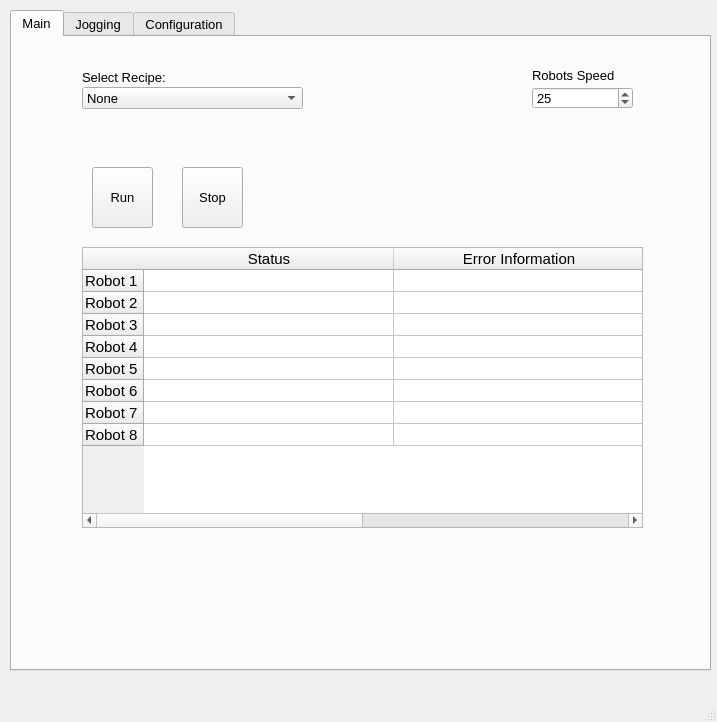
The window that ui/jog_control.ui (teamautiste/Robots) describes before a commit, drawn with Qt 5.
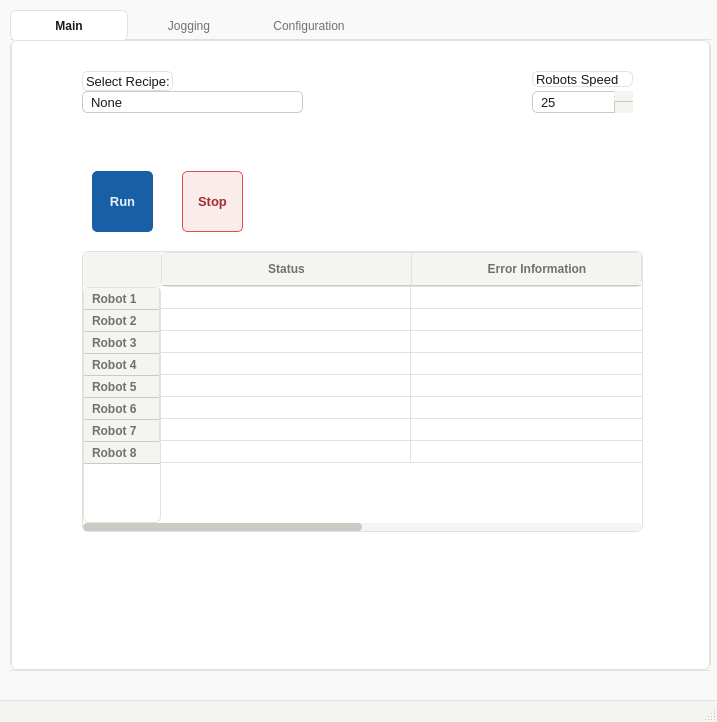
The same window after the commit.

```diff
--- a/ui/jog_control.ui
+++ b/ui/jog_control.ui
@@ -26,7 +26,403 @@
    </size>
   </property>
   <property name="windowTitle">
-   <string>MainWindow</string>
+   <string>Robot Control — Cobot 320</string>
+  </property>
+  <property name="styleSheet">
+   <string notr="true">
+/* === BASE === */
+QMainWindow {
+    background-color: #F9F9F9;
+    font-family: &quot;Segoe UI&quot;;
+    font-size: 10pt;
+    color: #1A1A18;
+}
+
+/* === TABS === */
+QTabWidget::pane {
+    border: 1px solid #E2E2DC;
+    background: #F9F9F9;
+    border-radius: 0px 6px 6px 6px;
+    top: -1px;
+}
+QTabWidget::tab-bar {
+    alignment: left;
+}
+QTabBar::tab {
+    background: transparent;
+    color: #72716D;
+    padding: 7px 18px;
+    border: 1px solid transparent;
+    border-bottom: none;
+    border-radius: 6px 6px 0 0;
+    font-size: 9pt;
+    min-width: 80px;
+    margin-right: 2px;
+}
+QTabBar::tab:selected {
+    background: #FFFFFF;
+    border-color: #E2E2DC;
+    border-bottom-color: #FFFFFF;
+    color: #1A1A18;
+    font-weight: 600;
+}
+QTabBar::tab:hover:!selected {
+    background: #F4F4F0;
+    color: #1A1A18;
+}
+
+/* === LABELS === */
+QLabel {
+    color: #1A1A18;
+    font-size: 10pt;
+    background: transparent;
+    border: none;
+}
+
+/* === LINE EDIT === */
+QLineEdit {
+    height: 26px;
+    padding: 0 8px;
+    border: 1px solid #CBCAC5;
+    border-radius: 5px;
+    background: #FFFFFF;
+    color: #1A1A18;
+    font-size: 10pt;
+    selection-background-color: #E6F1FB;
+    selection-color: #185FA5;
+}
+QLineEdit:focus {
+    border-color: #185FA5;
+}
+QLineEdit:disabled {
+    background: #F4F4F0;
+    color: #A09F9B;
+}
+
+/* === SPINBOX === */
+QSpinBox, QDoubleSpinBox {
+    height: 26px;
+    padding: 0 6px;
+    border: 1px solid #CBCAC5;
+    border-radius: 5px;
+    background: #FFFFFF;
+    color: #1A1A18;
+    font-size: 10pt;
+    selection-background-color: #E6F1FB;
+}
+QSpinBox:focus, QDoubleSpinBox:focus { border-color: #185FA5; }
+QSpinBox::up-button, QDoubleSpinBox::up-button {
+    subcontrol-origin: border;
+    subcontrol-position: top right;
+    width: 18px;
+    border-left: 1px solid #CBCAC5;
+    border-bottom: 1px solid #CBCAC5;
+    border-radius: 0 5px 0 0;
+    background: #F4F4F0;
+}
+QSpinBox::down-button, QDoubleSpinBox::down-button {
+    subcontrol-origin: border;
+    subcontrol-position: bottom right;
+    width: 18px;
+    border-left: 1px solid #CBCAC5;
+    border-radius: 0 0 5px 0;
+    background: #F4F4F0;
+}
+QSpinBox::up-button:hover, QDoubleSpinBox::up-button:hover,
+QSpinBox::down-button:hover, QDoubleSpinBox::down-button:hover {
+    background: #E2E2DC;
+}
+
+/* === COMBOBOX === */
+QComboBox {
+    height: 26px;
+    padding: 0 8px;
+    border: 1px solid #CBCAC5;
+    border-radius: 5px;
+    background: #FFFFFF;
+    color: #1A1A18;
+    font-size: 10pt;
+}
+QComboBox:focus { border-color: #185FA5; }
+QComboBox:disabled { background: #F4F4F0; color: #A09F9B; }
+QComboBox::drop-down {
+    border: none;
+    width: 22px;
+    subcontrol-origin: padding;
+    subcontrol-position: top right;
+}
+QComboBox::down-arrow {
+    image: none;
+    width: 8px;
+    height: 8px;
+}
+QComboBox QAbstractItemView {
+    background: #FFFFFF;
+    border: 1px solid #E2E2DC;
+    border-radius: 5px;
+    selection-background-color: #E6F1FB;
+    selection-color: #185FA5;
+    padding: 2px;
+    outline: none;
+}
+
+/* === BOTONES — BASE === */
+QPushButton {
+    height: 30px;
+    padding: 0 14px;
+    border: 1px solid #CBCAC5;
+    border-radius: 5px;
+    background: #FFFFFF;
+    color: #1A1A18;
+    font-size: 10pt;
+    font-weight: 500;
+}
+QPushButton:hover { background: #F4F4F0; border-color: #AAAAAA; }
+QPushButton:pressed { background: #E9E8E3; }
+QPushButton:disabled { color: #A09F9B; border-color: #E2E2DC; background: #F4F4F0; }
+
+/* === BOTÓN PRIMARIO === */
+QPushButton#run_Button {
+    background: #185FA5;
+    border-color: #185FA5;
+    color: #E6F1FB;
+    font-weight: 600;
+}
+QPushButton#run_Button:hover { background: #0C447C; border-color: #0C447C; }
+QPushButton#run_Button:pressed { background: #0A3869; }
+QPushButton#run_Button:disabled { background: #A8C8E8; border-color: #A8C8E8; color: #DDEEFF; }
+
+QPushButton#SaveConfig_Button,
+QPushButton#SavePoints_Button,
+QPushButton#AddPoint_Button,
+QPushButton#GoToPoint_Button {
+    background: #185FA5;
+    border-color: #185FA5;
+    color: #E6F1FB;
+    font-weight: 600;
+}
+QPushButton#SaveConfig_Button:hover,
+QPushButton#SavePoints_Button:hover,
+QPushButton#AddPoint_Button:hover,
+QPushButton#GoToPoint_Button:hover { background: #0C447C; border-color: #0C447C; }
+
+/* === BOTÓN DANGER === */
+QPushButton#stop_Button {
+    background: #FCEBEB;
+    border-color: #E24B4A;
+    color: #A32D2D;
+    font-weight: 600;
+}
+QPushButton#stop_Button:hover { background: #F9D5D5; }
+QPushButton#stop_Button:pressed { background: #F0BFBF; }
+QPushButton#stop_Button:disabled { background: #F4F4F0; border-color: #E2E2DC; color: #A09F9B; }
+
+QPushButton#DeleteRecipe_Button,
+QPushButton#DeletePoint_Button,
+QPushButton#ReleaseServos_Button {
+    background: #FCEBEB;
+    border-color: #E24B4A;
+    color: #A32D2D;
+}
+QPushButton#DeleteRecipe_Button:hover,
+QPushButton#DeletePoint_Button:hover,
+QPushButton#ReleaseServos_Button:hover { background: #F9D5D5; }
+
+/* === BOTÓN SUCCESS === */
+QPushButton#TeachPoint,
+QPushButton#LockServos_Button,
+QPushButton#AddRecipe_Button {
+    background: #E1F5EE;
+    border-color: #1D9E75;
+    color: #0F6E56;
+    font-weight: 600;
+}
+QPushButton#TeachPoint:hover,
+QPushButton#LockServos_Button:hover,
+QPushButton#AddRecipe_Button:hover { background: #C8EEE1; }
+
+/* === JOG BUTTONS === */
+QPushButton[objectName*="jog_plus_Button"],
+QPushButton[objectName*="jog_minus_Button"] {
+    font-size: 14pt;
+    font-weight: 700;
+    border: 1px solid #CBCAC5;
+    border-radius: 5px;
+    background: #F4F4F0;
+    color: #1A1A18;
+    min-height: 52px;
+}
+QPushButton[objectName*="jog_plus_Button"]:hover,
+QPushButton[objectName*="jog_minus_Button"]:hover {
+    background: #EAEAE5;
+    border-color: #999896;
+}
+QPushButton[objectName*="jog_plus_Button"]:pressed { background: #E6F1FB; color: #185FA5; }
+QPushButton[objectName*="jog_minus_Button"]:pressed { background: #FCEBEB; color: #A32D2D; }
+QPushButton[objectName*="jog_plus_Button"]:disabled,
+QPushButton[objectName*="jog_minus_Button"]:disabled {
+    background: #F4F4F0;
+    color: #C0BFBB;
+    border-color: #E2E2DC;
+}
+
+/* === TABLAS === */
+QTableWidget {
+    background: #FFFFFF;
+    border: 1px solid #E2E2DC;
+    border-radius: 5px;
+    gridline-color: #E2E2DC;
+    alternate-background-color: #F9F9F7;
+    font-size: 10pt;
+    color: #1A1A18;
+    selection-background-color: #E6F1FB;
+    selection-color: #0C447C;
+}
+QTableWidget::item { padding: 5px 8px; }
+QTableWidget::item:selected {
+    background: #E6F1FB;
+    color: #0C447C;
+}
+QHeaderView::section {
+    background: #F4F4F0;
+    color: #72716D;
+    font-size: 9pt;
+    font-weight: 600;
+    padding: 6px 8px;
+    border: none;
+    border-right: 1px solid #E2E2DC;
+    border-bottom: 1px solid #CBCAC5;
+}
+QHeaderView::section:last { border-right: none; }
+QTableCornerButton::section { background: #F4F4F0; border: none; }
+
+/* === LISTAS === */
+QListWidget {
+    background: #FFFFFF;
+    border: 1px solid #E2E2DC;
+    border-radius: 5px;
+    font-size: 10pt;
+    color: #1A1A18;
+    outline: none;
+}
+QListWidget::item {
+    padding: 7px 12px;
+    border-bottom: 1px solid #F0F0EB;
+}
+QListWidget::item:hover { background: #F4F4F0; }
+QListWidget::item:selected {
+    background: #E6F1FB;
+    color: #185FA5;
+    font-weight: 600;
+}
+
+/* === FRAMES === */
+QFrame {
+    background: #FFFFFF;
+    border: 1px solid #E2E2DC;
+    border-radius: 6px;
+}
+QFrame[frameShape=&quot;0&quot;] {
+    border: none;
+    background: transparent;
+}
+
+/* === SLIDERS === */
+QSlider::groove:horizontal {
+    height: 4px;
+    background: #E2E2DC;
+    border-radius: 2px;
+    margin: 0 0;
+}
+QSlider::handle:horizontal {
+    background: #185FA5;
+    border: none;
+    width: 14px;
+    height: 14px;
+    margin: -5px 0;
+    border-radius: 7px;
+}
+QSlider::handle:horizontal:hover { background: #0C447C; }
+QSlider::sub-page:horizontal {
+    background: #185FA5;
+    border-radius: 2px;
+}
+QSlider::groove:horizontal:disabled { background: #E2E2DC; }
+QSlider::handle:horizontal:disabled { background: #CBCAC5; }
+
+/* === RADIO BUTTONS === */
+QRadioButton {
+    color: #1A1A18;
+    font-size: 10pt;
+    spacing: 6px;
+    background: transparent;
+    border: none;
+}
+QRadioButton::indicator {
+    width: 14px;
+    height: 14px;
+    border: 1px solid #CBCAC5;
+    border-radius: 7px;
+    background: #FFFFFF;
+}
+QRadioButton::indicator:checked {
+    background: #185FA5;
+    border-color: #185FA5;
+}
+QRadioButton::indicator:hover { border-color: #185FA5; }
+
+/* === STATUS BAR === */
+QStatusBar {
+    background: #F4F4F0;
+    color: #72716D;
+    font-size: 9pt;
+    border-top: 1px solid #E2E2DC;
+}
+QStatusBar QLabel {
+    color: #72716D;
+    font-size: 9pt;
+}
+
+/* === SCROLLBARS === */
+QScrollBar:vertical {
+    background: #F4F4F0;
+    width: 8px;
+    border-radius: 4px;
+    margin: 0;
+}
+QScrollBar::handle:vertical {
+    background: #CBCAC5;
+    border-radius: 4px;
+    min-height: 24px;
+}
+QScrollBar::handle:vertical:hover { background: #185FA5; }
+QScrollBar::add-line:vertical, QScrollBar::sub-line:vertical { height: 0; }
+QScrollBar::add-page:vertical, QScrollBar::sub-page:vertical { background: transparent; }
+QScrollBar:horizontal {
+    background: #F4F4F0;
+    height: 8px;
+    border-radius: 4px;
+    margin: 0;
+}
+QScrollBar::handle:horizontal {
+    background: #CBCAC5;
+    border-radius: 4px;
+    min-width: 24px;
+}
+QScrollBar::handle:horizontal:hover { background: #185FA5; }
+QScrollBar::add-line:horizontal, QScrollBar::sub-line:horizontal { width: 0; }
+QScrollBar::add-page:horizontal, QScrollBar::sub-page:horizontal { background: transparent; }
+
+/* === TOOLTIP === */
+QToolTip {
+    background: #1A1A18;
+    color: #F9F9F9;
+    border: none;
+    padding: 4px 8px;
+    border-radius: 4px;
+    font-size: 9pt;
+}
+    </string>
   </property>
   <widget class="QWidget" name="centralwidget">
    <widget class="QTabWidget" name="tabWidget">
```
